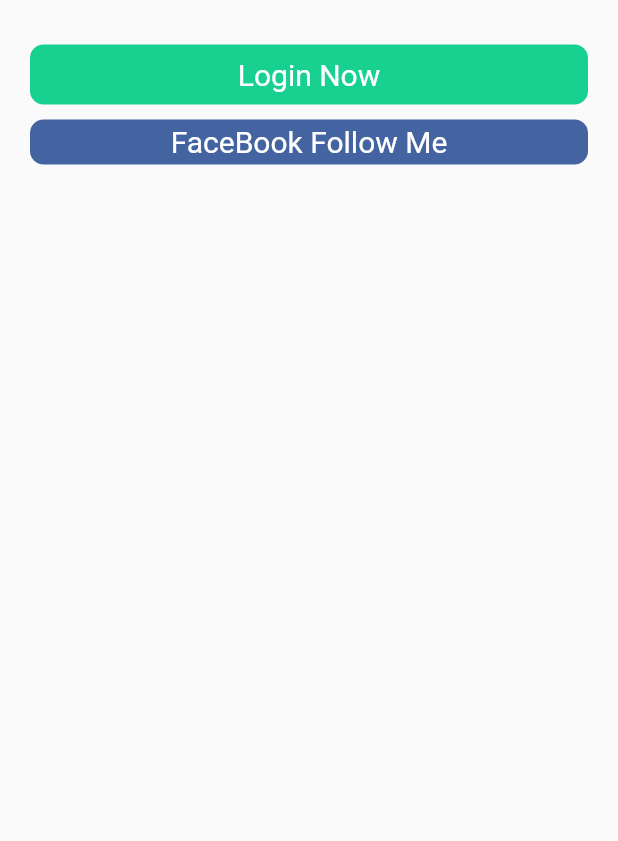
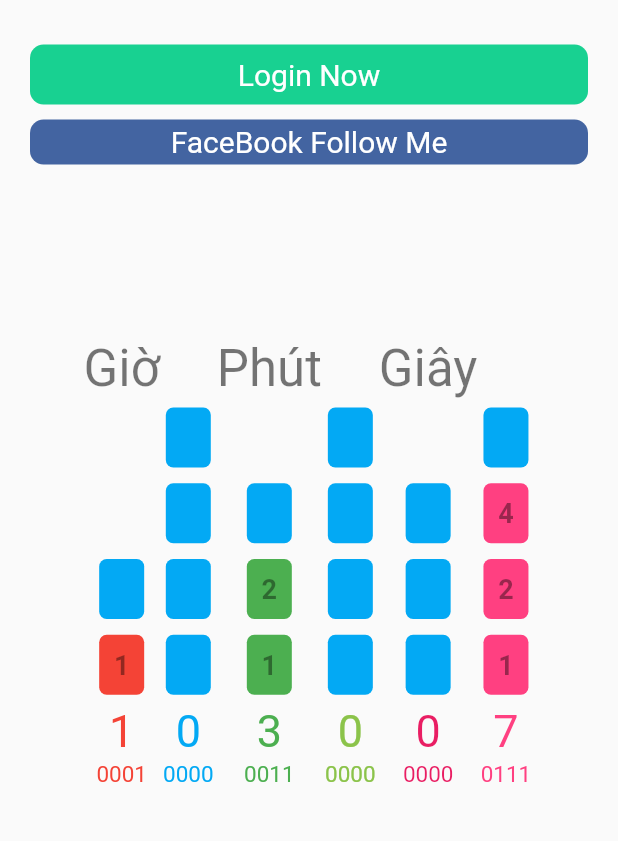
Before and after one commit to SherwinVN/SherwinVNMobileAPP, a Flutter app: the screen it shows after launch, on a phone screen of 412 x 824 dp, the part 275-1116 px from its top. Run offline on Flutter 3.47's test engine with Material 2 defaults, Android fonts, the phone set to English and light mode, and no system bars; Roboto replaces fonts that are missing (Raleway).

Commit message:
add o'clock into main file and edit navigation

```diff
--- a/lib/home.dart
+++ b/lib/home.dart
@@ -1,4 +1,6 @@
 import 'package:flutter/material.dart';
+import 'package:flutter/services.dart';
+import 'Masobimat.dart';
 import 'navigation.dart';
 
 class HomePage extends StatefulWidget {
@@ -233,6 +235,11 @@
                   new Expanded(
                     child: Container(
                       height: 150.0,
+                      child: GestureDetector(
+                        onTap: () {
+                          Navigator.of(context).push(MaterialPageRoute(
+                              builder: (BuildContext context) => Masobimat()));
+                        },
                         child: new Column(
                           children: <Widget>[
                             new Container(
@@ -248,8 +255,9 @@
                               "Play Station",
                               style: new TextStyle(fontSize: 16.0),
                               textAlign: TextAlign.center,
-                          )
+                            ),
                           ],
+                        ),
                       ),
                     ),
                   ),
@@ -402,7 +410,6 @@
               ),
               Row(
                 children: <Widget>[
-
                   new Expanded(
                       child: new Text(
                     "Social",
--- a/lib/main.dart
+++ b/lib/main.dart
@@ -1,5 +1,7 @@
 import 'package:flutter/material.dart';
+import 'package:flutter/services.dart';
 import 'loginPage.dart';
+import 'oclock.dart';
 import 'stacked_icons.dart';
 import 'option.dart';
 import 'package:url_launcher/url_launcher.dart';
@@ -7,9 +9,12 @@
 void main() => runApp(Sherwin());
 
 class Sherwin extends StatelessWidget {
+
   // This widget is the root of your application.
   @override
   Widget build(BuildContext context) {
+
+  SystemChrome.setEnabledSystemUIOverlays([SystemUiOverlay.top]);
     return MaterialApp(
         title: 'SherwinVN',
         debugShowCheckedModeBanner: false,
@@ -22,8 +27,10 @@
 }
 
 class HomePage extends StatelessWidget {
+
   @override
   Widget build(BuildContext context) {
+
     return new Scaffold(
       body: Center(
         child: Column(
@@ -85,7 +92,16 @@
                   ),
                 )),
               ],
-            )
+            ),
+            Expanded(
+              child: Row(
+                  mainAxisAlignment: MainAxisAlignment.center,
+                  children: <Widget>[
+                    Container(
+                      height: 300,
+                      child: Clock()),
+                  ]),
+            ),
           ],
         ),
       ),
--- a/lib/navigation.dart
+++ b/lib/navigation.dart
@@ -34,23 +34,44 @@
             ),
           ),
           ListTile(
-            title: Text("Cấp mã số bí mật"),
-            trailing: Icon(Icons.code),
-            onTap: () {
-              Navigator.of(context).push(MaterialPageRoute(
-                  builder: (BuildContext context) => Masobimat()));
-            },
+            title: Text("My Work"),
+            trailing: Icon(Icons.work),
           ),
           ListTile(
-            title: Text("Facebook"),
-            trailing: Icon(Icons.person_pin),
+            title: Text("Social"),
+            trailing: Icon(Icons.nature_people),
+            subtitle: Text("Bạn đang tham gia MXH nào?") ,
           ),
           ListTile(
             title: Text("About Me!"),
             trailing: Icon(Icons.healing),
+            subtitle: Text("Hãy thử tìm hiểu nhau nhé!") ,
+
+          ),
+          Column(
+            mainAxisAlignment:  MainAxisAlignment.end,
+            children: <Widget>[
+              Padding(
+                padding: const EdgeInsets.all(8.0),
+                child: Row(
+                  mainAxisAlignment: MainAxisAlignment.center,
+                  children: <Widget>[
+                    Icon(Icons.settings),
+                    Padding(
+                      padding: const EdgeInsets.all(8.0),
+                      child:Text("Setting", textAlign: TextAlign.center),
+                    ),
+                    Icon(Icons.feedback),
+                    Padding(
+                      padding: const EdgeInsets.all(8.0),
+                      child: Text("Feedback", textAlign: TextAlign.center),
+                    ),
+                  ],
+                ),
+              ),
+            ],
           ),
         ],
-
       ),
     );
   }
--- /dev/null
+++ b/lib/oclock.dart
@@ -0,0 +1,175 @@
+import 'dart:async';
+import 'dart:math';
+
+import 'package:flutter/material.dart';
+import 'package:flutter/services.dart' show SystemChrome, DeviceOrientation;
+import 'package:intl/intl.dart' show DateFormat;
+
+class Clock extends StatefulWidget {
+  Clock({Key key}) : super(key: key);
+
+  @override
+  _ClockState createState() => _ClockState();
+}
+
+class _ClockState extends State<Clock> {
+  BinaryTime _now = BinaryTime();
+
+  // Tick the clock
+  @override
+  void initState() {
+    Timer.periodic(Duration(seconds: 1), (v) {
+      setState(() {
+        _now = BinaryTime();
+      });
+    });
+    super.initState();
+  }
+
+  @override
+  Widget build(BuildContext context) {
+    return Container(
+      child: Row(
+      mainAxisAlignment: MainAxisAlignment.center,
+        children: [
+          // Columns for the clock
+          ClockColumn(
+            binaryInteger: _now.hourTens,
+            title: 'Giờ',
+            color: Colors.red,
+            rows: 2,
+          ),
+          ClockColumn(
+            binaryInteger: _now.hourOnes,
+            title: '',
+            color: Colors.lightBlue,
+          ),
+          ClockColumn(
+            binaryInteger: _now.minuteTens,
+            title: 'Phút',
+            color: Colors.green,
+            rows: 3,
+          ),
+          ClockColumn(
+            binaryInteger: _now.minuteOnes,
+            title: '',
+            color: Colors.lightGreen,
+          ),
+          ClockColumn(
+            binaryInteger: _now.secondTens,
+            title: 'Giây',
+            color: Colors.pink,
+            rows: 3,
+          ),
+          ClockColumn(
+            binaryInteger: _now.secondOnes,
+            title: '',
+            color: Colors.pinkAccent,
+          ),
+        ],
+      ),
+    );
+  }
+}
+
+/// Fixed range of 4 rows per column
+// List fixedRows = Iterable<int>.generate(4).toList();
+
+/// Column to represent a binary integer.
+class ClockColumn extends StatelessWidget {
+  String binaryInteger;
+  String title;
+  Color color;
+  int rows;
+  List bits;
+
+  ClockColumn({this.binaryInteger, this.title, this.color, this.rows = 4}) {
+    bits = binaryInteger.split('');
+  }
+
+  @override
+  Widget build(BuildContext context) {
+    return Column(
+      mainAxisAlignment: MainAxisAlignment.spaceBetween,
+      children: [
+        ...[
+          Container(
+            child: Text(
+              title,
+              style: Theme.of(context).textTheme.display1,
+            ),
+          )
+        ],
+        ...bits.asMap().entries.map((entry) {
+          int idx = entry.key;
+          String bit = entry.value;
+
+          bool isActive = bit == '1';
+          int binaryCellValue = pow(2, 3 - idx);
+
+          return AnimatedContainer(
+            duration: Duration(milliseconds: 475),
+            curve: Curves.ease,
+            height: 40,
+            width: 30,
+            decoration: BoxDecoration(
+              borderRadius: BorderRadius.all(Radius.circular(5)),
+              color: isActive
+                  ? color
+                  : idx < 4 - rows
+                      ? Colors.white.withOpacity(0)
+                      : Colors.lightBlue,
+            ),
+            margin: EdgeInsets.all(4),
+            child: Center(
+              child: isActive
+                  ? Text(
+                      binaryCellValue.toString(),
+                      style: TextStyle(
+                        color: Colors.black.withOpacity(0.4),
+                        fontSize: 18,
+                        fontWeight: FontWeight.w700,
+                      ),
+                    )
+                  : Container(),
+            ),
+          );
+        }),
+        ...[
+          Text(
+            int.parse(binaryInteger, radix: 2).toString(),
+            style: TextStyle(fontSize: 30, color: color),
+          ),
+          Container(
+            child: Text(
+              binaryInteger,
+              style: TextStyle(fontSize: 15, color: color),
+            ),
+          )
+        ]
+      ],
+    );
+  }
+}
+
+/// Utility class to access values as binary integers
+class BinaryTime {
+  List<String> binaryIntegers;
+
+  BinaryTime() {
+    DateTime now = DateTime.now();
+    String hhmmss = DateFormat("Hms").format(now).replaceAll(':', '');
+
+    binaryIntegers = hhmmss
+        .split('')
+        .map((str) => int.parse(str).toRadixString(2).padLeft(4, '0'))
+        .toList();
+  }
+
+  get hourTens => binaryIntegers[0];
+  get hourOnes => binaryIntegers[1];
+  get minuteTens => binaryIntegers[2];
+  get minuteOnes => binaryIntegers[3];
+  get secondTens => binaryIntegers[4];
+  get secondOnes => binaryIntegers[5];
+}
--- a/pubspec.yaml
+++ b/pubspec.yaml
@@ -14,12 +14,15 @@
 version: 1.0.0+1
 
 environment:
-  sdk: ">=2.1.0 <3.0.0"
+  sdk: ">=2.2.2 <3.0.0"
 
 dependencies:
   flutter:
     sdk: flutter
 
+
+  intl:
+  rxdart:
   # The following adds the Cupertino Icons font to your application.
   # Use with the CupertinoIcons class for iOS style icons.
   cupertino_icons: ^0.1.2
```
Also changed, not shown: lib/Masobimat.dart (indentation only), pubspec.lock. Lines whose indentation alone changed are shown as unchanged.
